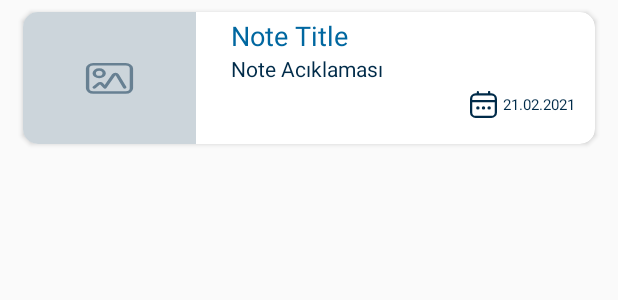
After one commit to ofarukcelik/NotePad, an Android app: the layout note_list_item.xml on its own in the app's theme, with its tools: preview values and no code run, on a phone screen of 412 x 824 dp. The commit adds this screen. Shown: the top 300 px of the screen. Run offline under Robolectric (Android 15) with nearby library versions, the phone set to English and light mode, and no system bars.

Commit message:
note creating design page is done.

```diff
--- /dev/null
+++ b/app/src/main/res/drawable-v24/ic_date.xml
@@ -0,0 +1,18 @@
+<vector xmlns:android="http://schemas.android.com/apk/res/android"
+    android:width="16dp"
+    android:height="16dp"
+    android:viewportWidth="16"
+    android:viewportHeight="16">
+  <path
+      android:pathData="M12.667,1.333L12,1.333L12,0.667a0.667,0.667 0,1 0,-1.333 0v0.667L5.333,1.334L5.333,0.667A0.667,0.667 0,0 0,4 0.667v0.667L3.333,1.334A3.337,3.337 0,0 0,0 4.667v8A3.337,3.337 0,0 0,3.333 16h9.333A3.337,3.337 0,0 0,16 12.667v-8A3.337,3.337 0,0 0,12.667 1.333ZM1.333,4.667a2,2 0,0 1,2 -2h9.333a2,2 0,0 1,2 2v0.667L1.333,5.334ZM12.666,14.667L3.333,14.667a2,2 0,0 1,-2 -2v-6L14.667,6.667v6A2,2 0,0 1,12.667 14.667Z"
+      android:fillColor="#002b49"/>
+  <path
+      android:pathData="M8,10m-1,0a1,1 0,1 1,2 0a1,1 0,1 1,-2 0"
+      android:fillColor="#002b49"/>
+  <path
+      android:pathData="M4.667,10m-1,0a1,1 0,1 1,2 0a1,1 0,1 1,-2 0"
+      android:fillColor="#002b49"/>
+  <path
+      android:pathData="M11.333,10m-1,0a1,1 0,1 1,2 0a1,1 0,1 1,-2 0"
+      android:fillColor="#002b49"/>
+</vector>
--- /dev/null
+++ b/app/src/main/res/drawable/ic_non_image.xml
@@ -0,0 +1,24 @@
+<vector xmlns:android="http://schemas.android.com/apk/res/android"
+    android:width="88dp"
+    android:height="88dp"
+    android:viewportWidth="88"
+    android:viewportHeight="88">
+  <path
+      android:pathData="M0,0H88V88H0Z"
+      android:fillColor="#ccd5db"/>
+  <path
+      android:pathData="M52.271,34L35.729,34A3.729,3.729 0,0 0,32 37.729L32,50.843a3.729,3.729 0,0 0,3.729 3.729L52.271,54.572A3.729,3.729 0,0 0,56 50.843L56,37.729A3.729,3.729 0,0 0,52.271 34ZM54.285,50.843a2.023,2.023 0,0 1,-2.014 2.014L35.729,52.857a2.023,2.023 0,0 1,-2.014 -2.014L33.715,37.729A2.023,2.023 0,0 1,35.729 35.714L52.271,35.714a2.023,2.023 0,0 1,2.014 2.014Z"
+      android:strokeAlpha="0.5"
+      android:fillColor="#002b49"
+      android:fillAlpha="0.5"/>
+  <path
+      android:pathData="M48.767,41.67a1.921,1.921 0,0 0,-3.448 -0.1l-3.767,7.03 -0.776,-1.124a1.911,1.911 0,0 0,-2.982 -0.2L35.605,49.68A0.834,0.834 0,0 0,35.386 50.526a0.856,0.856 0,0 0,0.661 0.586,0.871 0.871,0 0,0 0.837,-0.3L39.096,48.396a0.182,0.182 0,0 1,0.276 0.025l1.586,2.3a0.872,0.872 0,0 0,1.483 -0.085l4.439,-8.281a0.155,0.155 0,0 1,0.155 -0.093,0.147 0.147,0 0,1 0.155,0.1l3.784,8.23a0.863,0.863 0,0 0,0.784 0.5,0.876 0.876,0 0,0 0.353,-0.076 0.838,0.838 0,0 0,0.431 -1.115Z"
+      android:strokeAlpha="0.5"
+      android:fillColor="#002b49"
+      android:fillAlpha="0.5"/>
+  <path
+      android:pathData="M38.76,44.213A3.38,3.38 0,1 0,35.38 40.833a3.38,3.38 0,0 0,3.38 3.38ZM38.76,39.143a1.69,1.69 0,1 1,-1.69 1.69A1.69,1.69 0,0 1,38.76 39.143Z"
+      android:strokeAlpha="0.5"
+      android:fillColor="#002b49"
+      android:fillAlpha="0.5"/>
+</vector>
--- a/app/src/main/res/layout/fragment_notes.xml
+++ b/app/src/main/res/layout/fragment_notes.xml
@@ -1,22 +1,11 @@
 <?xml version="1.0" encoding="utf-8"?>
-<androidx.constraintlayout.widget.ConstraintLayout xmlns:android="http://schemas.android.com/apk/res/android"
-    xmlns:app="http://schemas.android.com/apk/res-auto"
+<RelativeLayout xmlns:android="http://schemas.android.com/apk/res/android"
     xmlns:tools="http://schemas.android.com/tools"
     android:layout_width="match_parent"
     android:layout_height="match_parent"
     tools:context=".ui.HomeFragment">
 
-    <TextView
-        android:id="@+id/text_home"
+    <androidx.recyclerview.widget.RecyclerView
         android:layout_width="match_parent"
-        android:layout_height="wrap_content"
-        android:layout_marginStart="8dp"
-        android:layout_marginTop="8dp"
-        android:layout_marginEnd="8dp"
-        android:textAlignment="center"
-        android:textSize="20sp"
-        app:layout_constraintBottom_toBottomOf="parent"
-        app:layout_constraintEnd_toEndOf="parent"
-        app:layout_constraintStart_toStartOf="parent"
-        app:layout_constraintTop_toTopOf="parent" />
-</androidx.constraintlayout.widget.ConstraintLayout>
+        android:layout_height="match_parent" />
+</RelativeLayout>
--- /dev/null
+++ b/app/src/main/res/layout/note_list_item.xml
@@ -0,0 +1,73 @@
+<?xml version="1.0" encoding="utf-8"?>
+<androidx.cardview.widget.CardView xmlns:android="http://schemas.android.com/apk/res/android"
+    android:layout_width="match_parent"
+    android:layout_height="wrap_content"
+    xmlns:app="http://schemas.android.com/apk/res-auto"
+    android:layout_marginHorizontal="15dp"
+    android:layout_marginVertical="8dp"
+    app:cardCornerRadius="10dp">
+
+    <LinearLayout
+        android:layout_width="match_parent"
+        android:layout_height="wrap_content"
+        android:orientation="horizontal">
+
+        <ImageView
+            android:id="@+id/imgNote"
+            android:layout_width="wrap_content"
+            android:layout_height="wrap_content"
+            android:layout_gravity="center"
+            android:layout_weight="0.2"
+            android:scaleType="fitXY"
+            android:src="@drawable/ic_non_image" />
+
+        <LinearLayout
+            android:layout_width="wrap_content"
+            android:layout_height="wrap_content"
+            android:layout_marginStart="20dp"
+            android:layout_marginBottom="5dp"
+            android:layout_weight="1"
+            android:padding="3dp"
+            android:orientation="vertical">
+
+            <TextView
+                android:id="@+id/txtNoteTitle"
+                android:layout_width="wrap_content"
+                android:layout_height="wrap_content"
+                android:text="Note Title"
+                android:textColor="#0067A0"
+                android:textSize="18dp" />
+
+            <TextView
+                android:id="@+id/txtNoteDescription"
+                style="@style/Regular14"
+                android:layout_width="wrap_content"
+                android:layout_height="wrap_content"
+                android:text="Note Acıklaması" />
+
+
+            <LinearLayout
+                android:layout_width="wrap_content"
+                android:layout_height="wrap_content"
+                android:layout_gravity="right"
+                android:layout_marginTop="5dp"
+                android:layout_marginHorizontal="10dp"
+                android:orientation="horizontal">
+
+                <ImageView
+                    android:layout_width="22dp"
+                    android:layout_height="18dp"
+                    android:src="@drawable/ic_date" />
+
+                <TextView
+                    android:id="@+id/txtDate"
+                    style="@style/Regular10"
+                    android:layout_width="wrap_content"
+                    android:layout_height="wrap_content"
+                    android:layout_gravity="center"
+                    android:layout_marginLeft="2dp"
+                    android:text="21.02.2021" />
+            </LinearLayout>
+        </LinearLayout>
+    </LinearLayout>
+</androidx.cardview.widget.CardView>
--- a/app/src/main/res/values/styles.xml
+++ b/app/src/main/res/values/styles.xml
@@ -7,4 +7,13 @@
         <item name="colorPrimaryDark">@color/default_color</item>
         <item name="colorAccent">@color/default_color</item>
     </style>
+    <style name="Regular14">
+        <item name="android:textSize">14dp</item>
+        <item name="android:textColor">@color/default_color</item>
+    </style>
+
+    <style name="Regular10">
+        <item name="android:textSize">10dp</item>
+        <item name="android:textColor">@color/default_color</item>
+    </style>
 </resources>
```
